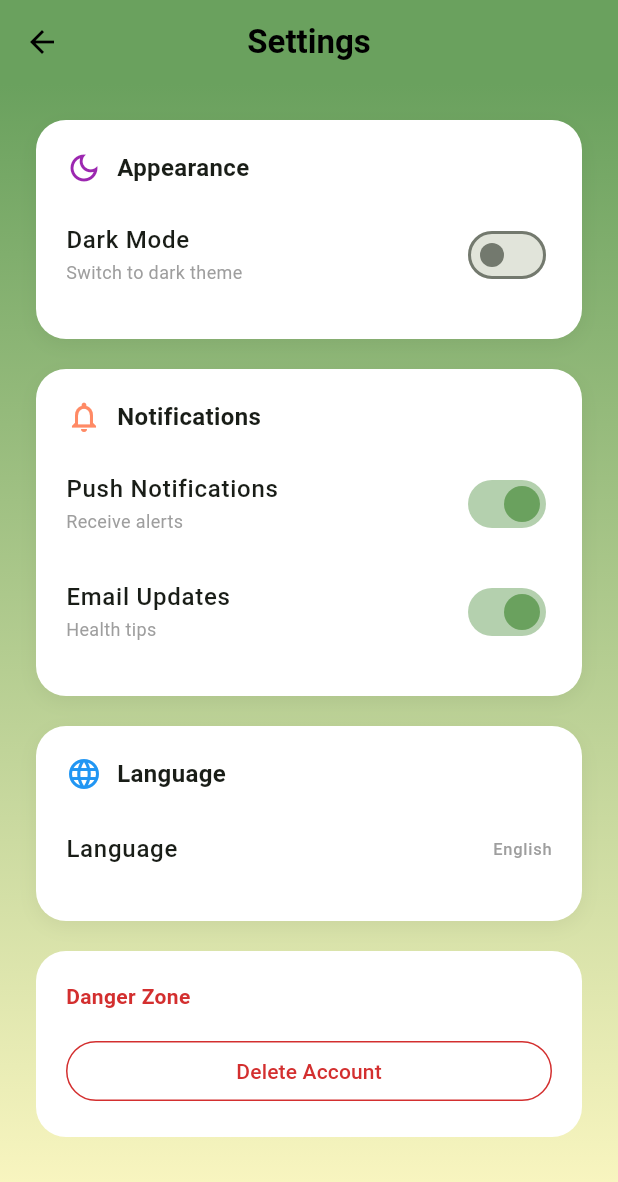
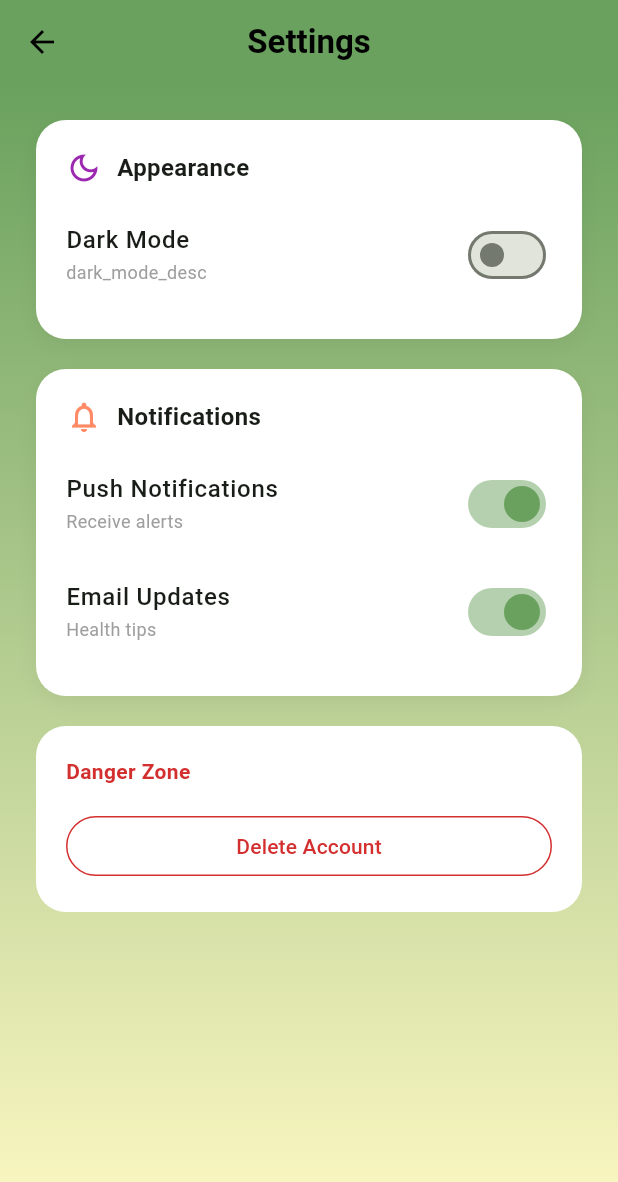
Before and after one commit to venujxz/Fro-vy.com, a Flutter app: the SettingsScreen screen opened directly, on a phone screen of 412 x 824 dp. Shown: the top 1182 px of the screen. Run offline on Flutter 3.47's test engine with Material 3 defaults, Android fonts, the phone set to English and light mode, and no system bars; our stand-ins replace camera, easy_localization, flutter_image_compress, image_picker.

Commit message:
updated json files, add localization to camera_screen.dart,checkout_screen.dart, edit_profile.dart, help_support_screen.dart, profile_screen.dart and settings_screen.dart files

```diff
--- a/lib/views/camera_screen.dart
+++ b/lib/views/camera_screen.dart
@@ -126,9 +126,7 @@ class CameraScreenState extends State<CameraScreen> {
 
         centerTitle: true,
 
-        actions: const [
-          LanguageSwitcher(),
-        ],
+
       ),
 
       // ---------- BODY ----------
--- a/lib/views/settings_screen.dart
+++ b/lib/views/settings_screen.dart
@@ -1,4 +1,5 @@
 import 'package:flutter/material.dart';
+import 'package:easy_localization/easy_localization.dart'; // IMPORT FOR .tr()
 import 'theme_notifier.dart'; // Import the notifier
 
 class SettingsScreen extends StatefulWidget {
@@ -9,14 +10,13 @@ class SettingsScreen extends StatefulWidget {
 }
 
 class _SettingsScreenState extends State<SettingsScreen> {
-  // Brand Colors (Getters allow them to adapt if needed)
+  // Brand Colors
   Color get frovyGreen => const Color(0xFF6AA15E);
   Color get frovyRed => const Color(0xFFD32F2F);
 
-  // Local state for other toggles
+  // Local state for notification toggles
   bool _pushNotifications = true;
   bool _emailUpdates = true;
-  String _selectedLanguage = "English";
 
   @override
   Widget build(BuildContext context) {
@@ -24,11 +24,9 @@ class _SettingsScreenState extends State<SettingsScreen> {
     final isDarkMode = Theme.of(context).brightness == Brightness.dark;
 
     return Scaffold(
-      // In Dark Mode, we don't want the green background
       backgroundColor: isDarkMode ? null : frovyGreen,
 
       appBar: AppBar(
-        // In Dark Mode, AppBar color comes from the theme
         backgroundColor: isDarkMode ? null : frovyGreen,
         elevation: 0,
         centerTitle: true,
@@ -37,7 +35,7 @@ class _SettingsScreenState extends State<SettingsScreen> {
           onPressed: () => Navigator.pop(context),
         ),
         title: Text(
-          "Settings",
+          "settings".tr(), // Localized Title
           style: TextStyle(
             color: isDarkMode ? Colors.white : Colors.black,
             fontWeight: FontWeight.bold
@@ -48,7 +46,7 @@ class _SettingsScreenState extends State<SettingsScreen> {
         width: double.infinity,
         height: double.infinity,
         decoration: isDarkMode
-            ? null // No gradient in dark mode
+            ? null
             : BoxDecoration(
                 gradient: LinearGradient(
                   begin: Alignment.topCenter,
@@ -60,19 +58,18 @@ class _SettingsScreenState extends State<SettingsScreen> {
           padding: const EdgeInsets.all(24),
           child: Column(
             children: [
-              // 1. Appearance Section (THE DARK MODE TOGGLE)
+              // 1. Appearance Section
               _buildSectionCard(
                 context,
-                title: "Appearance",
+                title: "appearance".tr(),
                 icon: Icons.dark_mode_outlined,
                 iconColor: Colors.purple,
                 children: [
                   _buildToggleTile(
-                    "Dark Mode",
-                    "Switch to dark theme",
-                    isDarkMode, // The switch position depends on the actual theme
+                    "dark_mode".tr(),
+                    "dark_mode_desc".tr(),
+                    isDarkMode,
                     (val) {
-                       // This triggers the global theme change
                        themeNotifier.toggleTheme(val);
                     }
                   ),
@@ -81,41 +78,31 @@ class _SettingsScreenState extends State<SettingsScreen> {
 
               const SizedBox(height: 20),
 
-              // 2. Notifications
+              // 2. Notifications Section
               _buildSectionCard(
                 context,
-                title: "Notifications",
+                title: "notifications".tr(),
                 icon: Icons.notifications_none,
                 iconColor: const Color(0xFFFF8A65),
                 children: [
-                  _buildToggleTile("Push Notifications", "Receive alerts", _pushNotifications, (v) => setState(() => _pushNotifications = v)),
-                  _buildToggleTile("Email Updates", "Health tips", _emailUpdates, (v) => setState(() => _emailUpdates = v)),
+                  _buildToggleTile(
+                    "push_notifications".tr(),
+                    "receive_alerts".tr(),
+                    _pushNotifications,
+                    (v) => setState(() => _pushNotifications = v)
+                  ),
+                  _buildToggleTile(
+                    "email_updates".tr(),
+                    "health_tips".tr(),
+                    _emailUpdates,
+                    (v) => setState(() => _emailUpdates = v)
+                  ),
                 ],
               ),
 
               const SizedBox(height: 20),
 
-              // 3. Language
-              _buildSectionCard(
-                context,
-                title: "Language",
-                icon: Icons.language,
-                iconColor: Colors.blue,
-                children: [
-                   ListTile(
-                    contentPadding: EdgeInsets.zero,
-                    title: const Text("Language", style: TextStyle(fontWeight: FontWeight.w500)),
-                    trailing: Text(_selectedLanguage, style: const TextStyle(color: Colors.grey)),
-                    onTap: () {
-                      // Simple Dialog Logic
-                    },
-                   )
-                ],
-              ),
-
-              const SizedBox(height: 20),
-
-              // 4. Danger Zone
+              // 3. Danger Zone
               Container(
                 padding: const EdgeInsets.all(20),
                 decoration: BoxDecoration(
@@ -125,17 +112,19 @@ class _SettingsScreenState extends State<SettingsScreen> {
                 child: Column(
                   crossAxisAlignment: CrossAxisAlignment.start,
                   children: [
-                    Text("Danger Zone", style: TextStyle(color: frovyRed, fontWeight: FontWeight.bold)),
+                    Text("danger_zone".tr(), style: TextStyle(color: frovyRed, fontWeight: FontWeight.bold)),
                     const SizedBox(height: 16),
                     SizedBox(
                       width: double.infinity,
                       child: OutlinedButton(
-                        onPressed: () {},
+                        onPressed: () {
+                          // Action for account deletion
+                        },
                         style: OutlinedButton.styleFrom(
                           foregroundColor: frovyRed,
                           side: BorderSide(color: frovyRed)
                         ),
-                        child: const Text("Delete Account"),
+                        child: Text("delete_account".tr()),
                       ),
                     ),
                   ],
@@ -151,16 +140,15 @@ class _SettingsScreenState extends State<SettingsScreen> {
   // --- Helper Widgets ---
 
   Widget _buildSectionCard(BuildContext context, {required String title, required IconData icon, required Color iconColor, required List<Widget> children}) {
-    // Check theme for card color
     final isDark = Theme.of(context).brightness == Brightness.dark;
 
     return Container(
       padding: const EdgeInsets.all(20),
       decoration: BoxDecoration(
-        color: isDark ? const Color(0xFF2C2C2C) : Colors.white, // Dark grey for cards in Dark Mode
+        color: isDark ? const Color(0xFF2C2C2C) : Colors.white,
         borderRadius: BorderRadius.circular(20),
         boxShadow: [
-          if (!isDark) // Only show shadow in light mode
+          if (!isDark)
             BoxShadow(color: Colors.black.withOpacity(0.05), blurRadius: 10, offset: const Offset(0, 4))
         ],
       ),
```
Also changed, not shown: assets/translations/en.json (+17 -1 lines), assets/translations/si.json (+27 -1 lines), assets/translations/ta.json (+25 -1 lines), lib/views/checkout_screen.dart (+140 -38 lines), lib/views/edit_profile_screen.dart (+24 -25 lines), lib/views/help_support_screen.dart (+23 -26 lines), lib/views/profile_screen.dart (+127 -50 lines).
